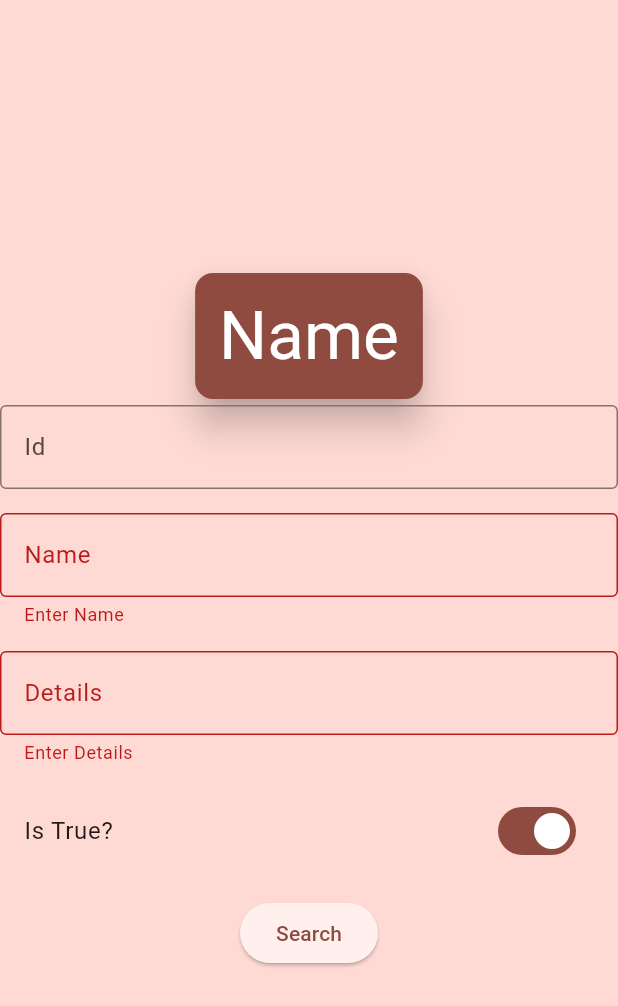
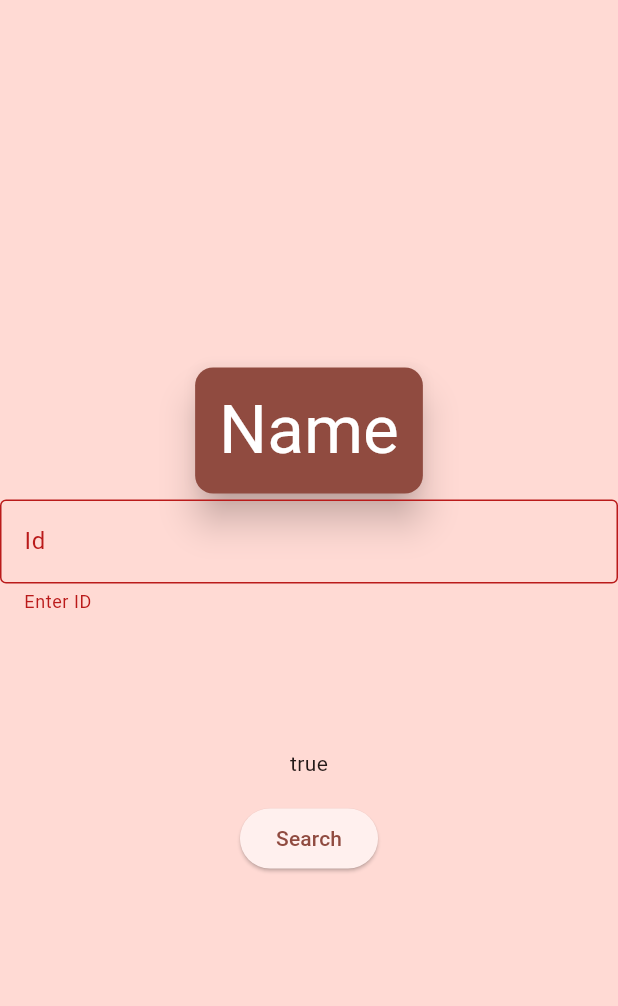
Before and after one commit to Christophers27/scottycon_check_in, a Flutter app: the screen it shows after launch, after a tap on "Search", on a phone screen of 412 x 824 dp. Shown: the top 1006 px of the screen. Run offline on Flutter 3.47's test engine with Material 2 defaults, Android fonts, the phone set to English and light mode, and no system bars; missing offline and left inert: dart:ffi, gsheets; key blocks and very long unbroken strings in the code were emptied for the run.

Commit message:
Rudimentary Search Function implemented

```diff
--- a/lib/user_form_widget.dart
+++ b/lib/user_form_widget.dart
@@ -1,12 +1,15 @@
+import 'dart:ffi';
+
 import 'package:flutter/material.dart';
 import 'package:scottycon_check_in/gsheets_api.dart';
 import 'package:scottycon_check_in/user.dart';
 
 class UserFormWidget extends StatefulWidget {
   final User? user;
-  final ValueChanged<User> onSavedUser;
+  final ValueChanged<int?> onSavedUser;
 
-  const UserFormWidget({super.key, required this.onSavedUser, this.user});
+  const UserFormWidget(
+      {super.key, required this.onSavedUser, this.user});
 
   @override
   State<UserFormWidget> createState() => _UserFormWidgetState();
@@ -19,6 +22,7 @@ class _UserFormWidgetState extends State<UserFormWidget> {
   late TextEditingController controllerDetail;
   late bool isTrue;
   User? user;
+  late int? id;
 
   @override
   void initState() {
@@ -66,15 +70,11 @@ class _UserFormWidgetState extends State<UserFormWidget> {
           ElevatedButton(
               onPressed: () {
                 final form = formKey.currentState!;
+                id = int.tryParse(controllerId.text);
                 final isValid = form.validate();
 
                 if (isValid) {
-                  final user = User(
-                      id: int.tryParse(controllerId.text),
-                      name: controllerName.text,
-                      detail: controllerDetail.text,
-                      isTrue: isTrue);
-                  widget.onSavedUser(user);
+                  widget.onSavedUser(id);
                 }
               },
               child: Text("Search"))
@@ -89,31 +89,12 @@ class _UserFormWidgetState extends State<UserFormWidget> {
           labelText: "Id",
           border: OutlineInputBorder(),
         ),
+        validator: (value) => value != null && value.isEmpty ? 'Enter ID' : null,
       );
 
-  Widget buildName() => TextFormField(
-        controller: controllerName,
-        decoration: const InputDecoration(
-          labelText: 'Name',
-          border: OutlineInputBorder(),
-        ),
-        validator: (value) =>
-            value != null && value.isEmpty ? 'Enter Name' : null,
-      );
+  Widget buildName() => Text(controllerName.text);
 
-  Widget buildDetails() => TextFormField(
-        controller: controllerDetail,
-        decoration: const InputDecoration(
-          labelText: 'Details',
-          border: OutlineInputBorder(),
-        ),
-        validator: (value) =>
-            value != null && value.isEmpty ? 'Enter Details' : null,
-      );
+  Widget buildDetails() => Text(controllerDetail.text);
 
-  Widget buildIsTrue() => SwitchListTile(
-        value: isTrue,
-        title: const Text("Is True?"),
-        onChanged: (value) => setState(() => isTrue = value),
-      );
+  Widget buildIsTrue() => Text(isTrue.toString());
 }
```
Also changed, not shown: lib/homepage.dart (+7 -11 lines).
